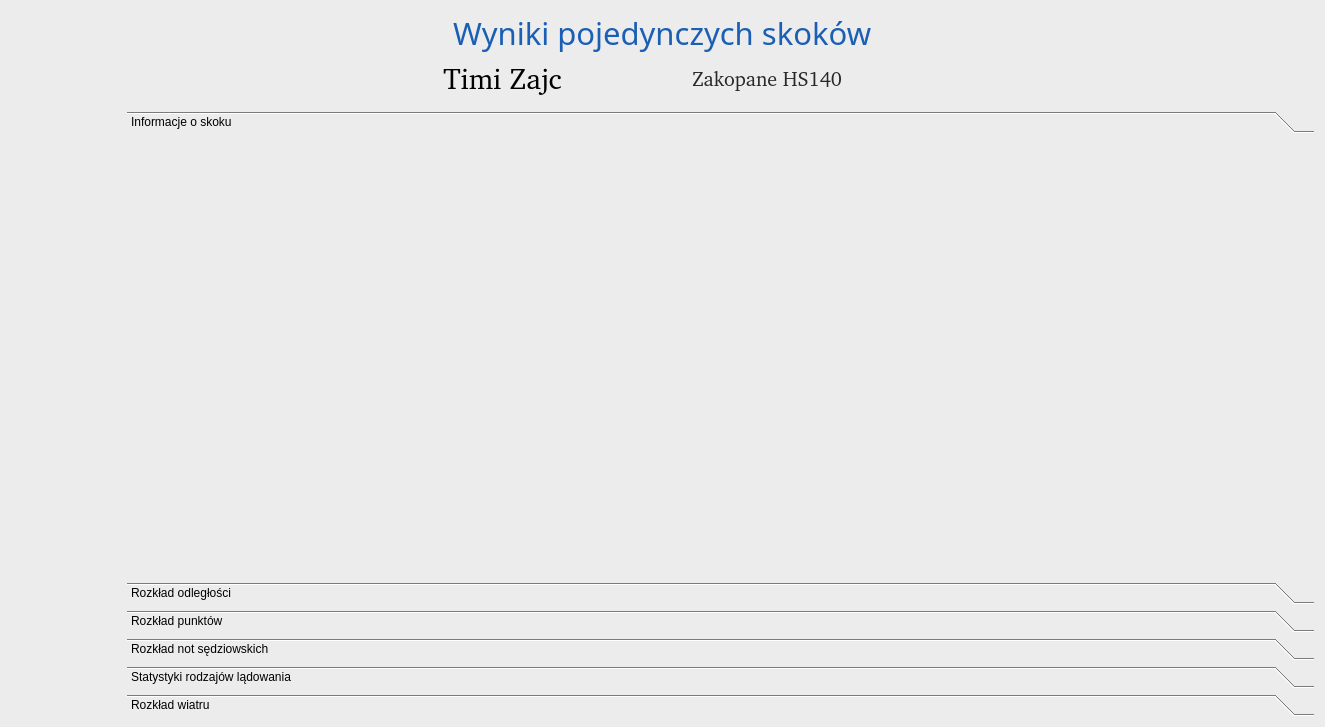
Qt form source/UI/SingleJumps/SingleJumpsResultsWindow.ui (SiekamCebule/sj-sim) before a commit.
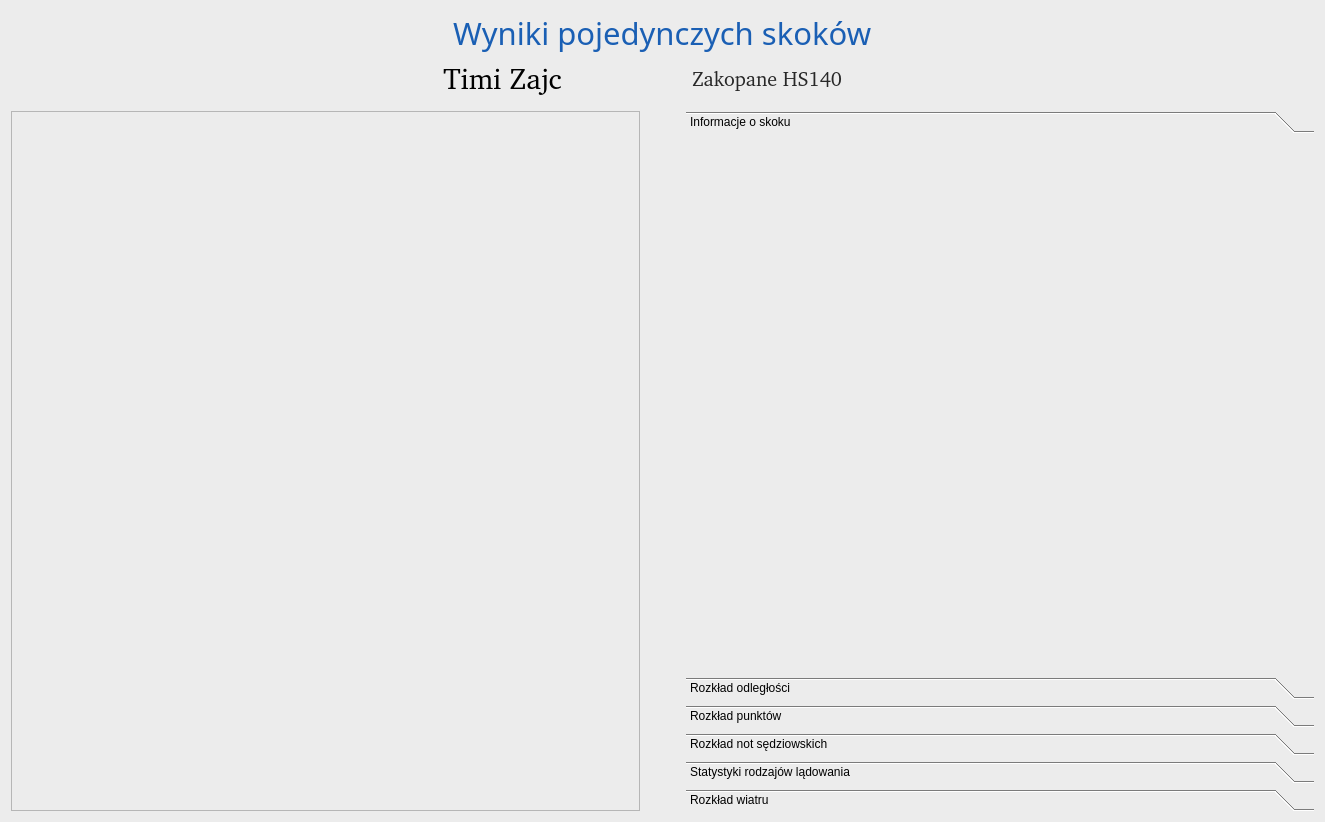
The same form after that commit.

Commit message: TableView for Single Jumps results, slightly improved wind generation (characteristics of generator) and improved support landing generation chances

Patch:
```diff
--- a/source/UI/SingleJumps/SingleJumpsResultsWindow.ui
+++ b/source/UI/SingleJumps/SingleJumpsResultsWindow.ui
@@ -7,7 +7,7 @@
     <x>0</x>
     <y>0</y>
     <width>1325</width>
-    <height>727</height>
+    <height>822</height>
    </rect>
   </property>
   <property name="windowTitle">
@@ -221,48 +221,13 @@
    <item>
     <layout class="QHBoxLayout" name="horizontalLayout">
      <item>
-      <widget class="QScrollArea" name="scrollArea">
+      <widget class="QTableView" name="tableView">
        <property name="sizePolicy">
-        <sizepolicy hsizetype="Minimum" vsizetype="Expanding">
+        <sizepolicy hsizetype="Expanding" vsizetype="Expanding">
          <horstretch>0</horstretch>
          <verstretch>0</verstretch>
         </sizepolicy>
        </property>
-       <property name="styleSheet">
-        <string notr="true">QScrollArea{
-background: transparent;
-}
-QScrollBar::handle{
-border: 2px solid rgb(101, 23, 23);
-background-color: rgb(255, 229, 190);
-height: 10px;
-width: 5px;
-}</string>
-       </property>
-       <property name="widgetResizable">
-        <bool>true</bool>
-       </property>
-       <widget class="QWidget" name="scrollAreaWidgetContents">
-        <property name="geometry">
-         <rect>
-          <x>0</x>
-          <y>0</y>
-          <width>41</width>
-          <height>598</height>
-         </rect>
-        </property>
-        <property name="toolTip">
-         <string>Wciśnij Ctrl+I aby przejść do wybranej informacji o skoku</string>
-        </property>
-        <property name="styleSheet">
-         <string notr="true"/>
-        </property>
-        <layout class="QVBoxLayout" name="verticalLayout">
-         <item>
-          <layout class="QVBoxLayout" name="verticalLayout_singleJumpResultWidgets"/>
-         </item>
-        </layout>
-       </widget>
       </widget>
      </item>
      <item>
@@ -302,8 +267,8 @@
          <rect>
           <x>0</x>
           <y>0</y>
-          <width>1210</width>
-          <height>426</height>
+          <width>626</width>
+          <height>521</height>
          </rect>
         </property>
         <attribute name="label">
```
Left out of the diff: 26 changed lines with no effect on the pictures. The commit also changes 15 other files.
